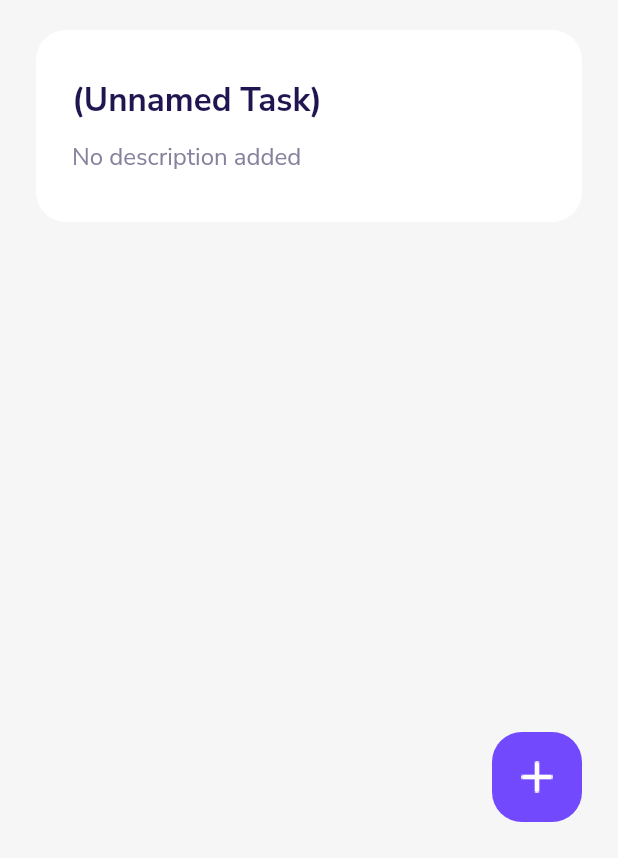
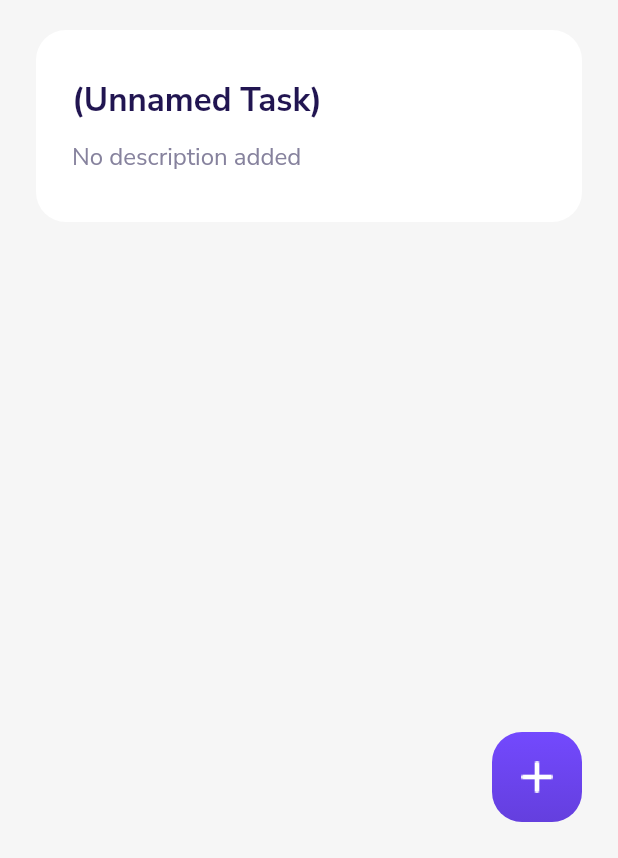
Before and after one commit to stonecoldanmol/todoverse, a Flutter app: the screen it shows after launch, on a phone screen of 412 x 824 dp, the part 378-1236 px from its top. Run offline on Flutter 3.47's test engine with Material 2 defaults, Android fonts, the phone set to English and light mode, and no system bars; our stand-ins replace google_fonts.

```diff
--- a/lib/screens/homepage.dart
+++ b/lib/screens/homepage.dart
@@ -36,6 +36,8 @@ class _HomepageState extends State<Homepage> {
                     ),
                   ),
                   Expanded(
+                    child: ScrollConfiguration(
+                      behavior: NoGlowBehaviour(),
                       child: ListView(
                         children: <Widget>[
                           TaskCardWidget(
@@ -45,6 +47,7 @@ class _HomepageState extends State<Homepage> {
                           TaskCardWidget(),
 
                         ],
+                      ),
                     ),
                   )
                 ],
@@ -60,7 +63,11 @@ class _HomepageState extends State<Homepage> {
                     width: 60,
                     height: 60,
                     decoration: BoxDecoration(
-                      color: Color(0xFF7349FE),
+                      gradient: LinearGradient(
+                          colors: [Color(0xFF7349FE),Color(0xFF643FDE)],
+                        begin: Alignment(0.0,-1.0),
+                        end:Alignment(0.0,1.0),
+                      ),
                       borderRadius: BorderRadius.circular(20.0),
                     ),
                     child: Image(
--- a/lib/widgets.dart
+++ b/lib/widgets.dart
@@ -94,3 +94,15 @@ class TodoWidget extends StatelessWidget {
     );
   }
 }
+
+
+class NoGlowBehaviour extends ScrollBehavior
+{
+  @override
+  Widget buildViewportChrome(
+      BuildContext context,Widget child,AxisDirection axisDirection){
+    return child;
+  }
+
+
+}
```
Lines whose indentation alone changed are shown as unchanged.
